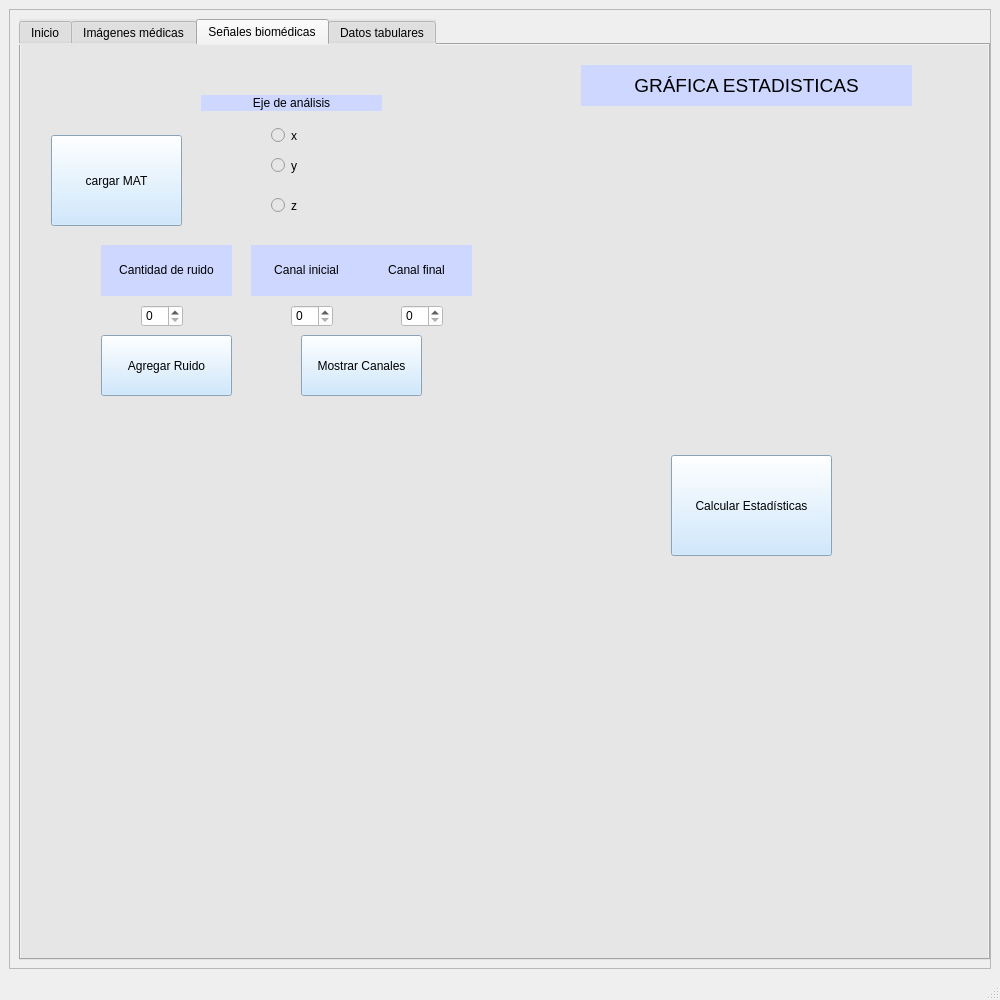
Old version of the form Vista/principal.ui in the repository msofiaalmanza-coder/BioSync.
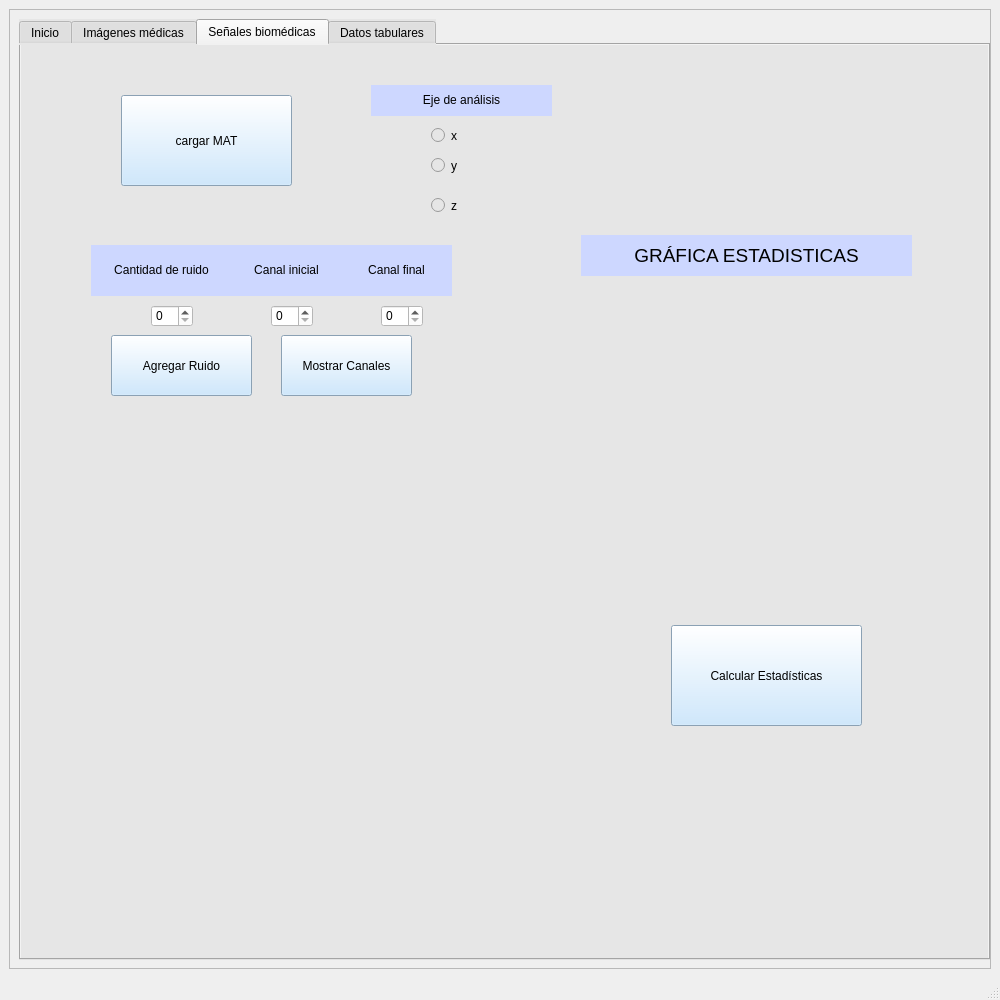
New version of the form. The open tabs and pages were chosen to show the change.

Commit message: cambios interfaz

The edit to the form file:
```diff
--- a/Vista/principal.ui
+++ b/Vista/principal.ui
@@ -693,9 +693,9 @@
         <widget class="QPushButton" name="btnCargarMat">
          <property name="geometry">
           <rect>
-           <x>30</x>
-           <y>90</y>
-           <width>131</width>
+           <x>100</x>
+           <y>50</y>
+           <width>171</width>
            <height>91</height>
           </rect>
          </property>
@@ -710,7 +710,7 @@
         <widget class="QSpinBox" name="spinCanalInicial">
          <property name="geometry">
           <rect>
-           <x>270</x>
+           <x>250</x>
            <y>260</y>
            <width>42</width>
            <height>22</height>
@@ -724,7 +724,7 @@
         <widget class="QSpinBox" name="spinCanalFinal">
          <property name="geometry">
           <rect>
-           <x>380</x>
+           <x>360</x>
            <y>260</y>
            <width>42</width>
            <height>22</height>
@@ -738,7 +738,7 @@
         <widget class="QLabel" name="label_13">
          <property name="geometry">
           <rect>
-           <x>230</x>
+           <x>210</x>
            <y>200</y>
            <width>111</width>
            <height>51</height>
@@ -756,7 +756,7 @@
         <widget class="QLabel" name="label_14">
          <property name="geometry">
           <rect>
-           <x>340</x>
+           <x>320</x>
            <y>200</y>
            <width>111</width>
            <height>51</height>
@@ -774,9 +774,9 @@
         <widget class="QPushButton" name="btnAgregarRuido">
          <property name="geometry">
           <rect>
-           <x>80</x>
+           <x>90</x>
            <y>290</y>
-           <width>131</width>
+           <width>141</width>
            <height>61</height>
           </rect>
          </property>
@@ -791,9 +791,9 @@
         <widget class="QPushButton" name="btnMostrarCanales">
          <property name="geometry">
           <rect>
-           <x>280</x>
+           <x>260</x>
            <y>290</y>
-           <width>121</width>
+           <width>131</width>
            <height>61</height>
           </rect>
          </property>
@@ -808,7 +808,7 @@
         <widget class="QRadioButton" name="radioEje0">
          <property name="geometry">
           <rect>
-           <x>250</x>
+           <x>410</x>
            <y>80</y>
            <width>62</width>
            <height>21</height>
@@ -824,7 +824,7 @@
         <widget class="QRadioButton" name="radioEje1">
          <property name="geometry">
           <rect>
-           <x>250</x>
+           <x>410</x>
            <y>110</y>
            <width>62</width>
            <height>21</height>
@@ -840,7 +840,7 @@
         <widget class="QRadioButton" name="radioEje2">
          <property name="geometry">
           <rect>
-           <x>250</x>
+           <x>410</x>
            <y>150</y>
            <width>62</width>
            <height>21</height>
@@ -857,8 +857,8 @@
          <property name="geometry">
           <rect>
            <x>650</x>
-           <y>410</y>
-           <width>161</width>
+           <y>580</y>
+           <width>191</width>
            <height>101</height>
           </rect>
          </property>
@@ -874,7 +874,7 @@
          <property name="geometry">
           <rect>
            <x>520</x>
-           <y>70</y>
+           <y>240</y>
            <width>411</width>
            <height>301</height>
           </rect>
@@ -899,10 +899,10 @@
         <widget class="QLabel" name="label">
          <property name="geometry">
           <rect>
-           <x>180</x>
-           <y>50</y>
+           <x>350</x>
+           <y>40</y>
            <width>181</width>
-           <height>16</height>
+           <height>31</height>
           </rect>
          </property>
          <property name="styleSheet">
@@ -916,7 +916,7 @@
         <widget class="QSpinBox" name="spinRuido">
          <property name="geometry">
           <rect>
-           <x>120</x>
+           <x>130</x>
            <y>260</y>
            <width>42</width>
            <height>22</height>
@@ -930,9 +930,9 @@
         <widget class="QLabel" name="label_2">
          <property name="geometry">
           <rect>
-           <x>80</x>
+           <x>70</x>
            <y>200</y>
-           <width>131</width>
+           <width>141</width>
            <height>51</height>
           </rect>
          </property>
@@ -948,7 +948,7 @@
          <property name="geometry">
           <rect>
            <x>560</x>
-           <y>20</y>
+           <y>190</y>
            <width>331</width>
            <height>41</height>
           </rect>
```
Left out of the diff: 35 changed lines with no effect on the pictures. The commit also changes 6 other files.
